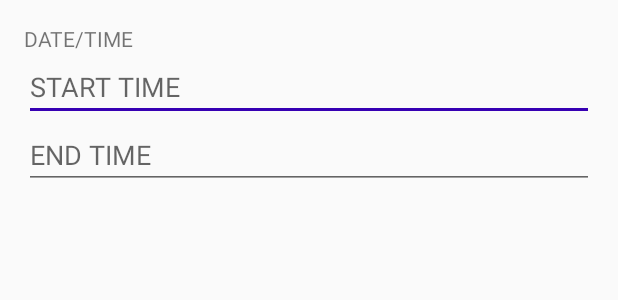
After one commit to RockfordWei/abcrecorder, an Android app: the layout activity_form.xml on its own in the app's theme, with its tools: preview values and no code run, on a phone screen of 412 x 824 dp. The commit adds this screen. Shown: the top 300 px of the screen. Run offline under Robolectric (Android 15) with nearby library versions, the phone set to English and light mode, and no system bars.

Commit message:
drafting the form vc

```diff
--- a/android/app/src/main/AndroidManifest.xml
+++ b/android/app/src/main/AndroidManifest.xml
@@ -7,6 +7,7 @@
         android:icon="@mipmap/ic_launcher"
         android:label="@string/app_name"
         android:roundIcon="@mipmap/ic_launcher_round"
+        android:theme="@style/AppTheme"
         android:supportsRtl="true">
         <activity android:name=".SplashActivity"
             android:theme="@style/AppTheme.NoActionBar"
@@ -17,8 +18,7 @@
                 <category android:name="android.intent.category.LAUNCHER" />
             </intent-filter>
         </activity>
-        <activity android:name=".MainActivity"
-            android:theme="@style/AppTheme"/>
+        <activity android:name=".MainActivity"/>
     </application>
 
 </manifest>
--- /dev/null
+++ b/android/app/src/main/res/layout/activity_form.xml
@@ -0,0 +1,37 @@
+<?xml version="1.0" encoding="utf-8"?>
+<androidx.constraintlayout.widget.ConstraintLayout
+    xmlns:android="http://schemas.android.com/apk/res/android"
+    android:layout_width="match_parent"
+    android:layout_height="match_parent">
+
+    <ScrollView
+        android:layout_width="match_parent"
+        android:layout_height="match_parent">
+        <LinearLayout
+            android:layout_marginStart="16dp"
+            android:layout_marginEnd="16dp"
+            android:orientation="vertical"
+            android:layout_width="match_parent"
+            android:layout_height="wrap_content">
+            <TextView
+                android:layout_marginTop="16dp"
+                android:text="@string/text_date_time"
+                android:layout_width="match_parent"
+                android:layout_height="wrap_content" />
+            <EditText
+                android:id="@+id/textTimeStart"
+                android:hint="@string/text_start_time"
+                android:layout_width="match_parent"
+                android:layout_height="wrap_content"
+                android:autofillHints="@string/text_start_time"
+                android:inputType="datetime" />
+            <EditText
+                android:id="@+id/textTimeStop"
+                android:hint="@string/text_end_time"
+                android:layout_width="match_parent"
+                android:layout_height="wrap_content"
+                android:autofillHints="@string/text_end_time"
+                android:inputType="datetime" />
+        </LinearLayout>
+    </ScrollView>
+</androidx.constraintlayout.widget.ConstraintLayout>
--- a/android/app/src/main/res/values/strings.xml
+++ b/android/app/src/main/res/values/strings.xml
@@ -7,4 +7,7 @@
     <string name="button_text_edit">Edit</string>
     <string name="button_text_delete">Delete</string>
     <string name="button_text_mail">Mail</string>
+    <string name="text_date_time">DATE/TIME</string>
+    <string name="text_start_time">START TIME</string>
+    <string name="text_end_time">END TIME</string>
 </resources>
```
Also changed, not shown: 1 other file.
